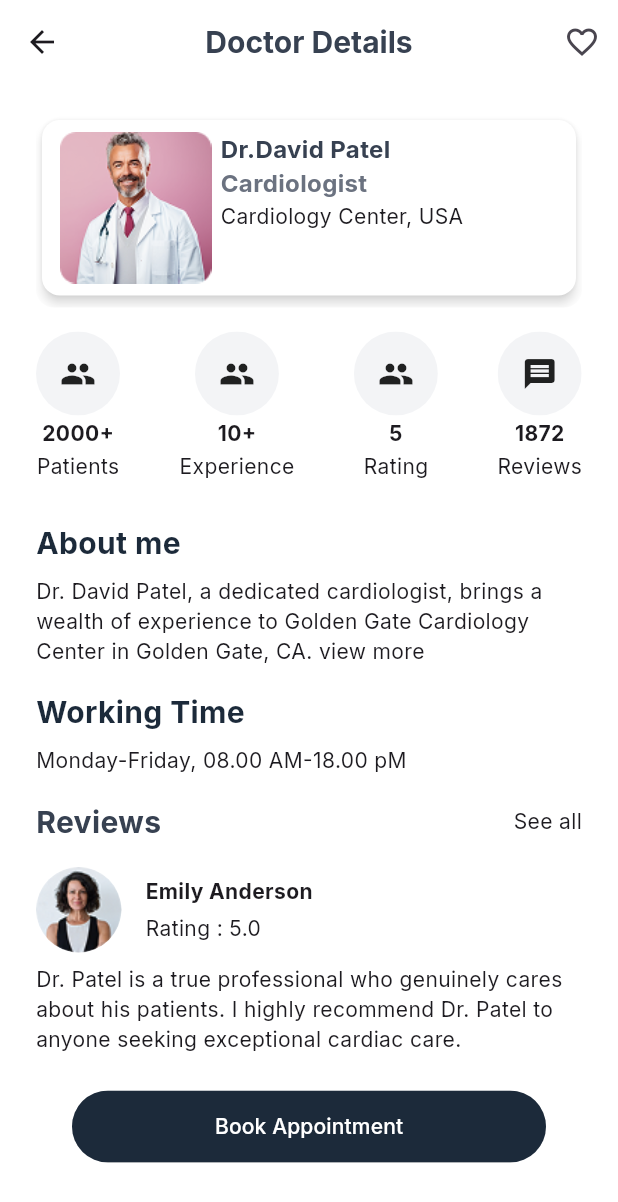
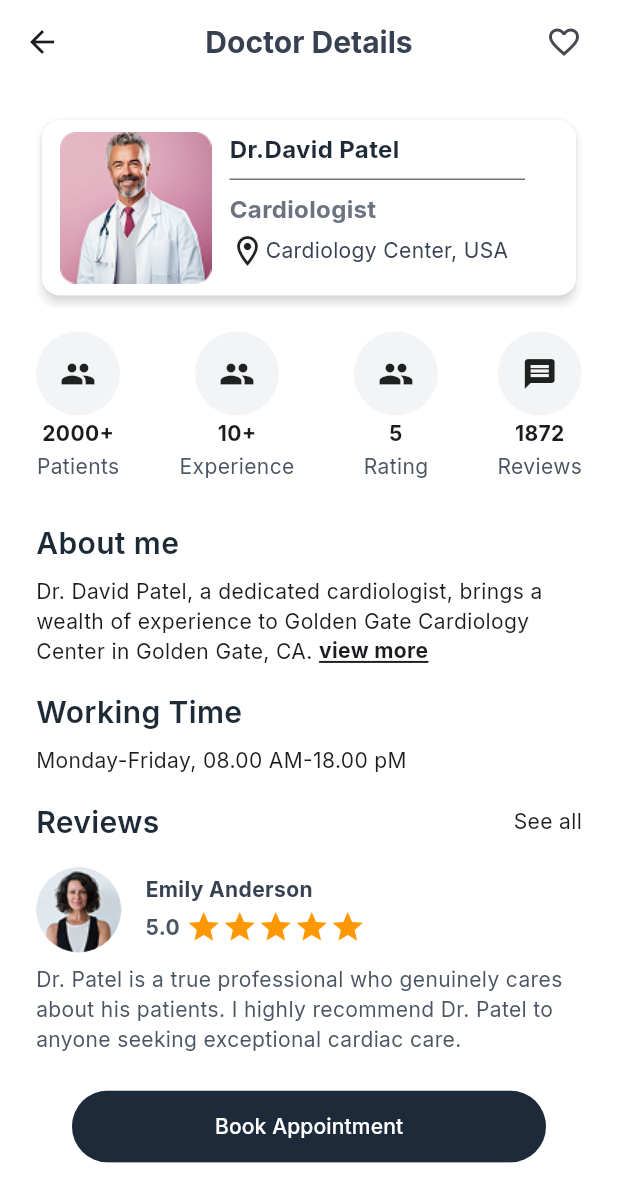
Before and after one commit to Bodeayman/doctors_appointment, a Flutter app: the AllDoctorsView screen opened directly, after a tap on "Dr.David Patel", on a phone screen of 412 x 824 dp. Shown: the top 1202 px of the screen. Run offline on Flutter 3.47's test engine with Material 3 defaults, Android fonts, the phone set to English and light mode, and no system bars; our stand-ins replace flutter_time_picker_spinner, font_awesome_flutter, google_fonts.

Commit message:
Fixed some font issues and colors in the home , details , search

```diff
--- a/lib/features/AllDoctorsPage/all_doctors_view.dart
+++ b/lib/features/AllDoctorsPage/all_doctors_view.dart
@@ -1,4 +1,5 @@
 import 'package:flutter/material.dart';
+import 'package:google_fonts/google_fonts.dart';
 import 'package:testtest/features/AllDoctorsPage/Widgets/allTabs.dart';
 import 'package:testtest/features/DoctorDetails/Views/doctors_details_view.dart';
 import 'package:testtest/utils/constants.dart';
@@ -97,13 +98,13 @@ class SearchResultDoctorCard extends StatelessWidget {
           child: Padding(
             padding: const EdgeInsets.symmetric(vertical: 4.0),
             child: Card(
-              elevation: 10.0,
+              elevation: 3.0,
               shadowColor: Colors.grey.shade100,
               color: Colors.white,
               child: Padding(
                 padding: const EdgeInsets.symmetric(
-                  horizontal: 12.0,
-                  vertical: 8.0,
+                  horizontal: 6.0,
+                  vertical: 4.0,
                 ),
                 child: Row(
                   children: [
@@ -112,31 +113,28 @@ class SearchResultDoctorCard extends StatelessWidget {
                     Column(
                       crossAxisAlignment: CrossAxisAlignment.start,
                       children: [
-                        Row(
-                          mainAxisAlignment: MainAxisAlignment.spaceBetween,
-                          children: [
-                            Text(
-                              "Dr.David Patel",
-                              style: TextStyle(
-                                fontWeight: FontWeight.bold,
-                                color: kboldTitle,
-                                fontSize: kLargeTextSize,
-                              ),
-                            ),
-                            IconButton(
-                              onPressed: () {},
-                              icon: Icon(Icons.favorite_outline),
-                            ),
-                          ],
-                        ),
+                        Text("Dr.David Patel", style: doctorCardStyle),
+
                         Column(
                           crossAxisAlignment: CrossAxisAlignment.start,
                           children: [
+                            Padding(
+                              padding: const EdgeInsets.symmetric(
+                                vertical: 4.0,
+                              ),
+                              child: Container(
+                                height: 1,
+                                width:
+                                    197, // 👈 this makes it stretch horizontally
+                                color: knormalText,
+                              ),
+                            ),
+
                             Align(
                               alignment: Alignment.centerLeft,
                               child: Text(
                                 "Cardiologist",
-                                style: TextStyle(
+                                style: GoogleFonts.inter(
                                   fontWeight: FontWeight.bold,
                                   fontSize: kLargeTextSize,
                                   color: knormalText,
@@ -145,26 +143,43 @@ class SearchResultDoctorCard extends StatelessWidget {
                             ),
                             Align(
                               alignment: Alignment.centerLeft,
-                              child: Text("Cardiology Center, USA"),
+                              child: Row(
+                                mainAxisAlignment: MainAxisAlignment.start,
+                                children: [
+                                  Icon(Icons.location_on_outlined),
+                                  Text(
+                                    "Cardiology Center, USA",
+                                    style: GoogleFonts.inter(color: kboldTitle),
                                   ),
-                            Row(
+                                ],
+                              ),
+                            ),
+                            Align(
+                              alignment: Alignment.centerLeft,
+                              child: Row(
+                                mainAxisAlignment: MainAxisAlignment.start,
                                 children: [
                                   Row(
                                     children: [
-                                    Icon(Icons.star, color: Colors.yellow),
+                                      Icon(Icons.star, color: Colors.orange),
+
+                                      Text("5"),
+                                    ],
+                                  ),
+                                  const SizedBox(width: 3),
+                                  SizedBox(
+                                    width: 1,
+                                    height: 20,
+                                    child: Container(color: kDarkTeal),
+                                  ),
+                                  const SizedBox(width: 3),
+
                                   Text(
-                                      "4.7",
-                                      style: TextStyle(color: knormalText),
+                                    "1,887 Reviews",
+                                    style: GoogleFonts.inter(color: kboldTitle),
                                   ),
                                 ],
                               ),
-                                Divider(color: Colors.black),
-                                SizedBox(width: 5),
-                                Text(
-                                  "1,872 Review",
-                                  style: TextStyle(color: knormalText),
-                                ),
-                              ],
                             ),
                           ],
                         ),
--- a/lib/features/DoctorDetails/Views/Widgets/about_doctor.dart
+++ b/lib/features/DoctorDetails/Views/Widgets/about_doctor.dart
@@ -1,4 +1,5 @@
 import 'package:flutter/material.dart';
+import 'package:google_fonts/google_fonts.dart';
 import 'package:testtest/utils/constants.dart';
 
 class AboutDoctor extends StatelessWidget {
@@ -13,15 +14,37 @@ class AboutDoctor extends StatelessWidget {
         children: [
           Text(
             "About me",
-            style: TextStyle(
-              color: kDarkTeal,
+            style: GoogleFonts.inter(
+              fontWeight: FontWeight.w600,
+              color: kDarkestColor,
               fontSize: 20,
-              fontWeight: FontWeight.bold,
             ),
           ),
           const SizedBox(height: 8),
-          Text(
-            "Dr. David Patel, a dedicated cardiologist, brings a wealth of experience to Golden Gate Cardiology Center in Golden Gate, CA. view more",
+          RichText(
+            text: TextSpan(
+              children: [
+                TextSpan(
+                  text:
+                      "Dr. David Patel, a dedicated cardiologist, brings a wealth of experience to Golden Gate Cardiology Center in Golden Gate, CA. ",
+                  style: Theme.of(context).textTheme.bodyMedium,
+                ),
+                WidgetSpan(
+                  alignment: PlaceholderAlignment.baseline,
+                  baseline: TextBaseline.alphabetic,
+                  child: GestureDetector(
+                    onTap: () {},
+                    child: Text(
+                      "view more",
+                      style: TextStyle(
+                        fontWeight: FontWeight.bold,
+                        decoration: TextDecoration.underline,
+                      ),
+                    ),
+                  ),
+                ),
+              ],
+            ),
           ),
         ],
       ),
--- a/lib/features/DoctorDetails/Views/Widgets/doctor_details_bar.dart
+++ b/lib/features/DoctorDetails/Views/Widgets/doctor_details_bar.dart
@@ -32,7 +32,7 @@ class DoctorDetailsBar extends StatelessWidget {
                     style: TextStyle(fontWeight: FontWeight.bold),
                   ),
                 ),
-                Text("Patients"),
+                Text("Patients", style: TextStyle(color: kboldText)),
               ],
             ),
             Column(
@@ -53,7 +53,7 @@ class DoctorDetailsBar extends StatelessWidget {
                     style: TextStyle(fontWeight: FontWeight.bold),
                   ),
                 ),
-                Text("Experience"),
+                Text("Experience", style: TextStyle(color: kboldText)),
               ],
             ),
             Column(
@@ -74,7 +74,7 @@ class DoctorDetailsBar extends StatelessWidget {
                     style: TextStyle(fontWeight: FontWeight.bold),
                   ),
                 ),
-                Text("Rating"),
+                Text("Rating", style: TextStyle(color: kboldText)),
               ],
             ),
             Column(
@@ -95,7 +95,7 @@ class DoctorDetailsBar extends StatelessWidget {
                     style: TextStyle(fontWeight: FontWeight.bold),
                   ),
                 ),
-                Text("Reviews"),
+                Text("Reviews", style: TextStyle(color: kboldText)),
               ],
             ),
           ],
--- /dev/null
+++ b/lib/features/DoctorDetails/Views/Widgets/doctor_details_card.dart
@@ -0,0 +1,85 @@
+import 'package:flutter/material.dart';
+import 'package:google_fonts/google_fonts.dart';
+import 'package:testtest/utils/constants.dart';
+
+class DoctorDetailsCard extends StatelessWidget {
+  const DoctorDetailsCard({super.key});
+
+  @override
+  Widget build(BuildContext context) {
+    return SizedBox(
+      height: 133,
+      width: double.infinity,
+      child: ClipRRect(
+        borderRadius: BorderRadius.circular(12),
+        child: Padding(
+          padding: const EdgeInsets.symmetric(vertical: 4.0),
+          child: Card(
+            elevation: 3.0,
+            shadowColor: Colors.grey.shade100,
+            color: Colors.white,
+            child: Padding(
+              padding: const EdgeInsets.symmetric(
+                horizontal: 12.0,
+                vertical: 8.0,
+              ),
+              child: Row(
+                children: [
+                  Image.asset('assets/doctor2.png'),
+                  SizedBox(width: 12),
+                  Column(
+                    crossAxisAlignment: CrossAxisAlignment.start,
+                    children: [
+                      Text("Dr.David Patel", style: doctorCardStyle),
+
+                      Column(
+                        crossAxisAlignment: CrossAxisAlignment.start,
+                        children: [
+                          Padding(
+                            padding: const EdgeInsets.symmetric(vertical: 8.0),
+                            child: Container(
+                              height: 1,
+                              width:
+                                  197, // 👈 this makes it stretch horizontally
+                              color: knormalText,
+                            ),
+                          ),
+
+                          Align(
+                            alignment: Alignment.centerLeft,
+                            child: Text(
+                              "Cardiologist",
+                              style: GoogleFonts.inter(
+                                fontWeight: FontWeight.bold,
+                                fontSize: kLargeTextSize,
+                                color: knormalText,
+                              ),
+                            ),
+                          ),
+                          const SizedBox(height: 4),
+                          Align(
+                            alignment: Alignment.centerLeft,
+                            child: Row(
+                              mainAxisAlignment: MainAxisAlignment.start,
+                              children: [
+                                Icon(Icons.location_on_outlined),
+                                Text(
+                                  "Cardiology Center, USA",
+                                  style: GoogleFonts.inter(color: kboldTitle),
+                                ),
+                              ],
+                            ),
+                          ),
+                        ],
+                      ),
+                    ],
+                  ),
+                ],
+              ),
+            ),
+          ),
+        ),
+      ),
+    );
+  }
+}
--- /dev/null
+++ b/lib/features/DoctorDetails/Views/Widgets/doctor_working_time.dart
@@ -0,0 +1,29 @@
+import 'package:flutter/material.dart';
+import 'package:google_fonts/google_fonts.dart';
+import 'package:testtest/utils/constants.dart';
+
+class DoctorWorkingTime extends StatelessWidget {
+  const DoctorWorkingTime({super.key});
+
+  @override
+  Widget build(BuildContext context) {
+    return Padding(
+      padding: const EdgeInsets.symmetric(vertical: 8.0),
+      child: Column(
+        crossAxisAlignment: CrossAxisAlignment.start,
+        children: [
+          Text(
+            "Working Time",
+            style: GoogleFonts.inter(
+              fontWeight: FontWeight.w600,
+              color: kDarkestColor,
+              fontSize: 20,
+            ),
+          ),
+          const SizedBox(height: 8),
+          Text("Monday-Friday, 08.00 AM-18.00 pM"),
+        ],
+      ),
+    );
+  }
+}
--- a/lib/features/DoctorDetails/Views/Widgets/review_card.dart
+++ b/lib/features/DoctorDetails/Views/Widgets/review_card.dart
@@ -1,4 +1,6 @@
 import 'package:flutter/material.dart';
+import 'package:google_fonts/google_fonts.dart';
+import 'package:testtest/utils/constants.dart';
 
 class ReviewCard extends StatelessWidget {
   const ReviewCard({super.key});
@@ -26,9 +28,33 @@ class ReviewCard extends StatelessWidget {
                 children: [
                   Text(
                     "Emily Anderson",
-                    style: TextStyle(fontWeight: FontWeight.bold),
+                    style: GoogleFonts.inter(
+                      fontWeight: FontWeight.bold,
+                      color: kboldTitle,
+                    ),
                   ),
-                  Text("Rating : 5.0"),
+                  Row(
+                    mainAxisAlignment: MainAxisAlignment.center,
+                    children: [
+                      Text(
+                        "5.0",
+                        style: GoogleFonts.inter(
+                          color: kboldText,
+                          fontWeight: FontWeight.bold,
+                        ),
+                      ),
+                      const SizedBox(width: 4),
+                      Row(
+                        children: [
+                          Icon(Icons.star, color: Colors.orange),
+                          Icon(Icons.star, color: Colors.orange),
+                          Icon(Icons.star, color: Colors.orange),
+                          Icon(Icons.star, color: Colors.orange),
+                          Icon(Icons.star, color: Colors.orange),
+                        ],
+                      ),
+                    ],
+                  ),
                 ],
               ),
             ),
@@ -37,6 +63,7 @@ class ReviewCard extends StatelessWidget {
         SizedBox(height: 8),
         Text(
           "Dr. Patel is a true professional who genuinely cares about his patients. I highly recommend Dr. Patel to anyone seeking exceptional cardiac care.",
+          style: TextStyle(color: kboldText),
         ),
       ],
     );
--- a/lib/features/DoctorDetails/Views/doctors_details_view.dart
+++ b/lib/features/DoctorDetails/Views/doctors_details_view.dart
@@ -1,7 +1,10 @@
 import 'package:flutter/material.dart';
+import 'package:google_fonts/google_fonts.dart';
 import 'package:testtest/features/DoctorDetails/Views/Widgets/about_doctor.dart';
 import 'package:testtest/features/DoctorDetails/Views/Widgets/book_appointment_button.dart';
 import 'package:testtest/features/DoctorDetails/Views/Widgets/doctor_details_bar.dart';
+import 'package:testtest/features/DoctorDetails/Views/Widgets/doctor_details_card.dart';
+import 'package:testtest/features/DoctorDetails/Views/Widgets/doctor_working_time.dart';
 import 'package:testtest/features/DoctorDetails/Views/Widgets/review_card.dart';
 import 'package:testtest/utils/constants.dart';
 
@@ -21,6 +24,7 @@ class DoctorsDetailsView extends StatelessWidget {
               icon: Icon(Icons.favorite_border_outlined),
               onPressed: () {},
             ),
+            const SizedBox(width: 12),
           ],
         ),
         body: SingleChildScrollView(
@@ -43,9 +47,9 @@ class DoctorsDetailsView extends StatelessWidget {
                         children: [
                           Text(
                             "Reviews",
-                            style: TextStyle(
-                              fontWeight: FontWeight.bold,
-                              color: kboldTitle,
+                            style: GoogleFonts.inter(
+                              fontWeight: FontWeight.w600,
+                              color: kDarkestColor,
                               fontSize: 20,
                             ),
                           ),
@@ -67,98 +71,4 @@ class DoctorsDetailsView extends StatelessWidget {
   }
 }
 
-class DoctorWorkingTime extends StatelessWidget {
-  const DoctorWorkingTime({super.key});
-
-  @override
-  Widget build(BuildContext context) {
-    return Padding(
-      padding: const EdgeInsets.symmetric(vertical: 8.0),
-      child: Column(
-        crossAxisAlignment: CrossAxisAlignment.start,
-        children: [
-          Text(
-            "Working Time",
-            style: TextStyle(
-              color: kDarkTeal,
-              fontSize: 20,
-              fontWeight: FontWeight.bold,
-            ),
-          ),
-          const SizedBox(height: 8),
-          Text("Monday-Friday, 08.00 AM-18.00 pM"),
-        ],
-      ),
-    );
-  }
-}
-
-class DoctorDetailsCard extends StatelessWidget {
-  const DoctorDetailsCard({super.key});
-
-  @override
-  Widget build(BuildContext context) {
-    return SizedBox(
-      height: 133,
-      width: double.infinity,
-      child: ClipRRect(
-        borderRadius: BorderRadius.circular(12),
-        child: Padding(
-          padding: const EdgeInsets.symmetric(vertical: 4.0),
-          child: Card(
-            elevation: 3.0,
-            shadowColor: Colors.grey.shade100,
-            color: Colors.white,
-            child: Padding(
-              padding: const EdgeInsets.symmetric(
-                horizontal: 12.0,
-                vertical: 8.0,
-              ),
-              child: Row(
-                children: [
-                  Image.asset('assets/doctor2.png'),
-                  SizedBox(width: 6),
-                  Column(
-                    crossAxisAlignment: CrossAxisAlignment.start,
-                    children: [
-                      Text(
-                        "Dr.David Patel",
-                        style: TextStyle(
-                          fontWeight: FontWeight.bold,
-                          color: kboldTitle,
-                          fontSize: kLargeTextSize,
-                        ),
-                      ),
-                      Column(
-                        crossAxisAlignment: CrossAxisAlignment.start,
-                        children: [
-                          Align(
-                            alignment: Alignment.centerLeft,
-                            child: Text(
-                              "Cardiologist",
-                              style: TextStyle(
-                                fontWeight: FontWeight.bold,
-                                fontSize: kLargeTextSize,
-                                color: knormalText,
-                              ),
-                            ),
-                          ),
-                          Align(
-                            alignment: Alignment.centerLeft,
-                            child: Text("Cardiology Center, USA"),
-                          ),
-                        ],
-                      ),
-                    ],
-                  ),
-                ],
-              ),
-            ),
-          ),
-        ),
-      ),
-    );
-  }
-}
-
 /*flutter pub run flutter_launcher_icons:main */
--- a/lib/features/HomePage/Views/Widgets/home_view_app_bar.dart
+++ b/lib/features/HomePage/Views/Widgets/home_view_app_bar.dart
@@ -1,4 +1,5 @@
 import 'package:flutter/material.dart';
+import 'package:google_fonts/google_fonts.dart';
 import 'package:testtest/utils/constants.dart';
 
 class HomeViewAppBar extends StatelessWidget {
@@ -26,10 +27,10 @@ class HomeViewAppBar extends StatelessWidget {
                 Icon(Icons.location_on, color: kboldTitle),
                 Text(
                   "Settle,USA",
-                  style: TextStyle(
-                    fontSize: 20,
+                  style: GoogleFonts.inter(
+                    fontSize: 14,
                     color: kboldTitle,
-                    fontWeight: FontWeight.bold,
+                    fontWeight: FontWeight.w600,
                   ),
                 ),
               ],
--- a/lib/features/HomePage/Views/home_view.dart
+++ b/lib/features/HomePage/Views/home_view.dart
@@ -1,4 +1,5 @@
 import 'package:flutter/material.dart';
+import 'package:google_fonts/google_fonts.dart';
 import 'package:testtest/features/HomePage/Data/Models/Category.dart';
 import 'package:testtest/features/HomePage/Views/Widgets/home_view_app_bar.dart';
 import 'package:testtest/utils/constants.dart';
@@ -43,7 +44,7 @@ class HomeView extends StatelessWidget {
                         children: [
                           Text(
                             "Categories",
-                            style: TextStyle(
+                            style: GoogleFonts.inter(
                               fontWeight: FontWeight.bold,
                               color: kboldTitle,
                               fontSize: 16,
@@ -79,7 +80,11 @@ class HomeView extends StatelessWidget {
                                 SizedBox(height: 8),
                                 Text(
                                   categoryClassList[index].categoryName,
-                                  style: TextStyle(fontSize: 12),
+                                  style: GoogleFonts.inter(
+                                    fontSize: 12,
+                                    fontWeight: FontWeight.bold,
+                                    color: kboldText,
+                                  ),
                                 ),
                               ],
                             ),
@@ -94,10 +99,10 @@ class HomeView extends StatelessWidget {
                   children: [
                     Text(
                       "Nearby Medical Centers",
-                      style: TextStyle(
+                      style: GoogleFonts.inter(
                         fontWeight: FontWeight.bold,
                         color: kboldTitle,
-                        fontSize: 20,
+                        fontSize: 16,
                       ),
                     ),
                     Text("See all"),
@@ -214,7 +219,7 @@ class HomeCardContent extends StatelessWidget {
               children: [
                 Text(
                   "Looking for",
-                  style: TextStyle(
+                  style: GoogleFonts.inter(
                     color: Colors.white,
                     fontWeight: FontWeight.w900,
                     fontSize: 22,
@@ -223,7 +228,7 @@ class HomeCardContent extends StatelessWidget {
                 ),
                 Text(
                   "Specialist Doctors?",
-                  style: TextStyle(
+                  style: GoogleFonts.inter(
                     color: Colors.white,
                     fontWeight: FontWeight.bold,
                     fontSize: 22,
@@ -233,7 +238,7 @@ class HomeCardContent extends StatelessWidget {
                 const SizedBox(height: 30),
                 Text(
                   "Schedule your appointment \nwith the greatest doctors ever?",
-                  style: TextStyle(color: Colors.white, fontSize: 13),
+                  style: GoogleFonts.inter(color: Colors.white, fontSize: 13),
                   maxLines: 2,
                 ),
               ],
--- a/lib/utils/constants.dart
+++ b/lib/utils/constants.dart
@@ -7,7 +7,7 @@ final kboldText = Color(0xff4B5563);
 final knormalTitle = Color(0xff9CA3AF);
 final kTextField = Color(0xffF3F4F6);
 final kDarkTeal = Color(0xff1C2A3A);
-
+final kDarkestColor = Color(0xff1F2A37);
 final double kRadius = 72;
 final double kContainerRadius = 8;
 
@@ -20,3 +20,9 @@ final TextStyle appBarStyle = GoogleFonts.inter(
   color: kboldTitle,
   fontSize: 20,
 );
+
+final TextStyle doctorCardStyle = GoogleFonts.inter(
+  fontWeight: FontWeight.bold,
+  fontSize: 16,
+  color: kDarkestColor,
+);
```
Lines whose indentation alone changed are shown as unchanged.
